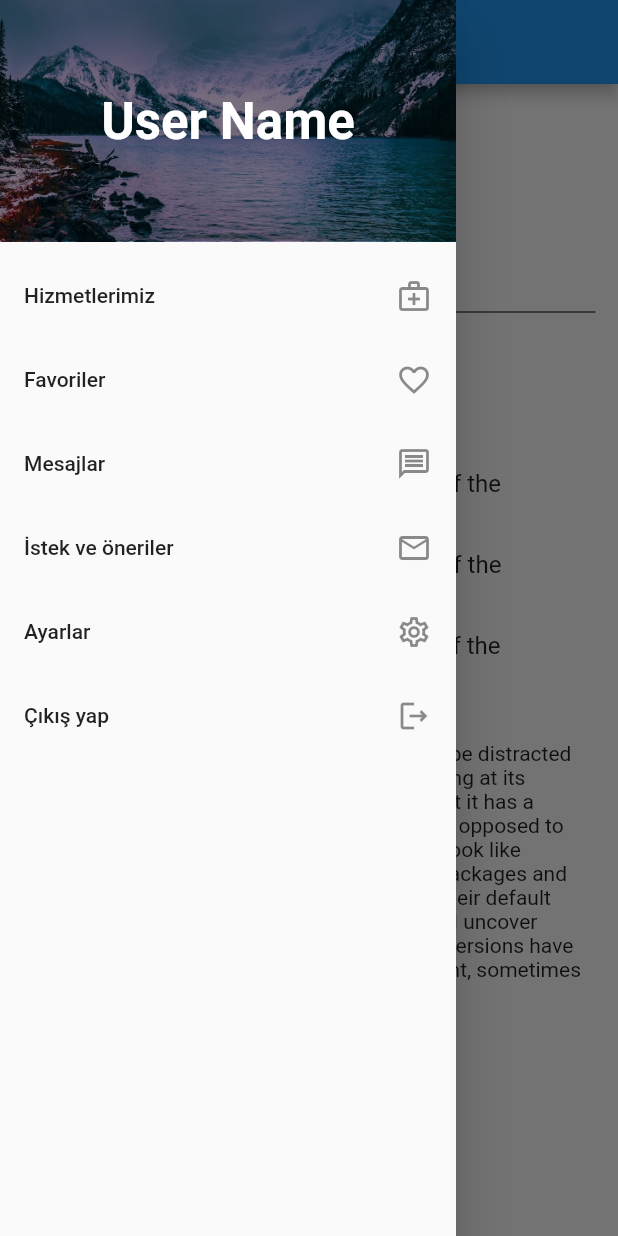
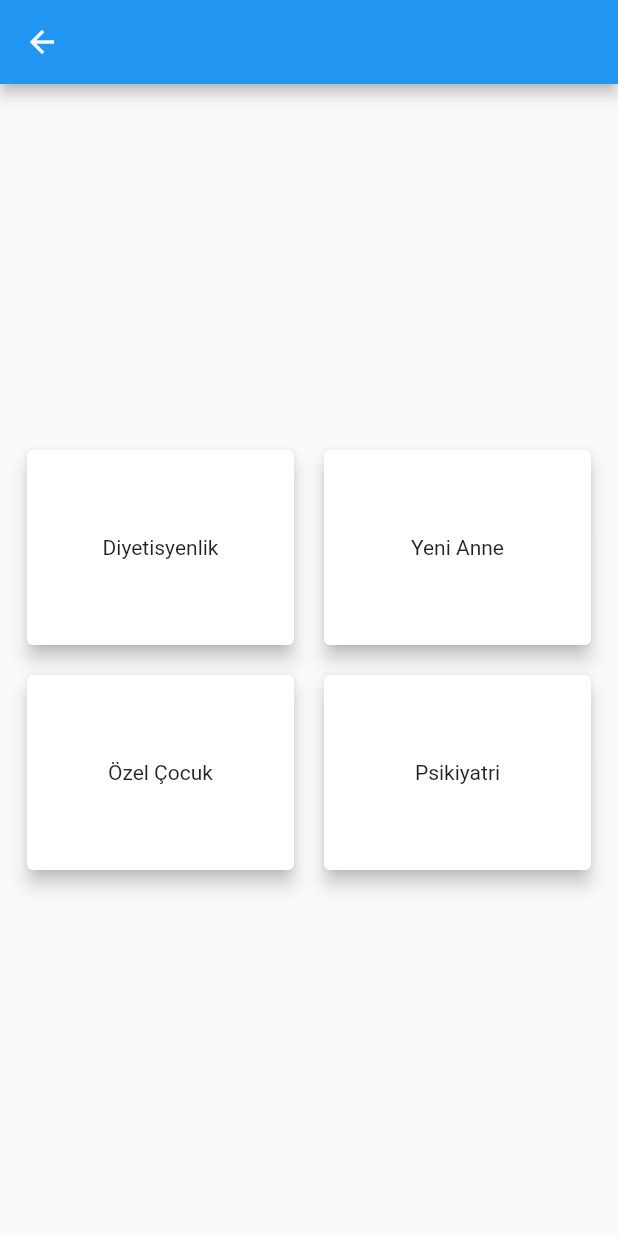
Before and after one commit to takim92/fluttertakim92, a Flutter app: the screen it shows after launch, in the side drawer, after a tap on "Hizmetlerimiz", on a phone screen of 412 x 824 dp. Run offline on Flutter 3.47's test engine with Material 2 defaults, Android fonts, the phone set to English and light mode, and no system bars; our stand-ins replace cloud_firestore, firebase_auth, firebase_core; accounts and stored records are empty.

Commit message:
hizmetler page

```diff
--- /dev/null
+++ b/lib/screens/Hizmetler.dart
@@ -0,0 +1,136 @@
+import 'package:flutter/material.dart';
+
+class HizmetlerPage extends StatelessWidget {
+  const HizmetlerPage({Key? key}) : super(key: key);
+
+  @override
+  Widget build(BuildContext context) {
+    return Scaffold(
+      appBar: AppBar(),
+      body: SafeArea(
+        child: Container(
+          child: Column(
+            mainAxisAlignment: MainAxisAlignment.center,
+            children: [
+              Padding(
+                padding: const EdgeInsets.all(8.0),
+                child: Hizmetler(context),
+              ),
+            ],
+          ),
+        ),
+      ),
+    );
+  }
+
+  // ignore: non_constant_identifier_names
+  Widget Hizmetler(context) {
+    var size = MediaQuery.of(context).size;
+
+    return SizedBox(
+      width: size.width,
+      child: Center(
+        child: Column(
+          mainAxisSize: MainAxisSize.max,
+          crossAxisAlignment: CrossAxisAlignment.center,
+          children: [
+            Row(
+              mainAxisAlignment: MainAxisAlignment.center,
+              children: [
+                Expanded(
+                  flex: 1,
+                  child: Container(
+                    height: 150,
+                    child: Card(
+                      semanticContainer: true,
+                      clipBehavior: Clip.antiAliasWithSaveLayer,
+                      child: InkWell(
+                        onTap: () {
+                         //Navigatör
+                        },
+                        child: const Padding(
+                          padding: EdgeInsets.all(8.0),
+                          child: Center(child: Text("Diyetisyenlik")),
+                        ),
+                      ),
+                      elevation: 5,
+                      margin: EdgeInsets.all(10),
+                    ),
+                  ),
+                ),
+                Expanded(
+                  flex: 1,
+                  child: Container(
+                    height: 150,
+                    child:  Card(
+                      semanticContainer: true,
+                      clipBehavior: Clip.antiAliasWithSaveLayer,
+                      child: InkWell(
+                        onTap: () {
+                          //Navigatör
+                        },
+                        child: const Padding(
+                          padding: EdgeInsets.all(8.0),
+                          child: Center(child: Text("Yeni Anne")),
+                        ),
+                      ),
+                      elevation: 5,
+                      margin: EdgeInsets.all(10),
+                    ),
+                  ),
+                ),
+              ],
+            ),
+            Row(
+              mainAxisAlignment: MainAxisAlignment.center,
+              children: [
+                Expanded(
+                  flex: 1,
+                  child: Container(
+                    height: 150,
+                    child:  Card(
+                      semanticContainer: true,
+                      clipBehavior: Clip.antiAliasWithSaveLayer,
+                      child: InkWell(
+                        onTap: () {
+                          //Navigatör
+                        },
+                        child: const Padding(
+                          padding: EdgeInsets.all(8.0),
+                          child: Center(child: Text("Özel Çocuk")),
+                        ),
+                      ),
+                      elevation: 5,
+                      margin: EdgeInsets.all(10),
+                    ),
+                  ),
+                ),
+                Expanded(
+                  flex: 1,
+                  child: Container(
+                    height: 150,
+                    child:  Card(
+                      semanticContainer: true,
+                      clipBehavior: Clip.antiAliasWithSaveLayer,
+                      child: InkWell(
+                        onTap: () {
+                          //Navigatör
+                        },
+                        child: const Padding(
+                          padding: EdgeInsets.all(8.0),
+                          child: Center(child: Text("Psikiyatri")),
+                        ),
+                      ),
+                      elevation: 5,
+                      margin: EdgeInsets.all(10),
+                    ),
+                  ),
+                ),
+              ],
+            ),
+          ],
+        ),
+      ),
+    );
+  }
+}
--- a/lib/screens/Home.dart
+++ b/lib/screens/Home.dart
@@ -1,4 +1,5 @@
 import 'package:flutter/material.dart';
+import 'package:takim_doksan_iki/screens/Hizmetler.dart';
 
 class Home extends StatefulWidget {
   const Home({Key? key}) : super(key: key);
@@ -48,7 +49,7 @@ class _HomeState extends State<Home> {
               trailing: Icon(Icons.medical_services_outlined),
               onTap: () {
                 //Go page
-                //Navigator.push(context, new MaterialPageRoute(builder: (context) => Page))
+                Navigator.push(context, new MaterialPageRoute(builder: (context) => HizmetlerPage()));
               },
             ),
             ListTile(
```
